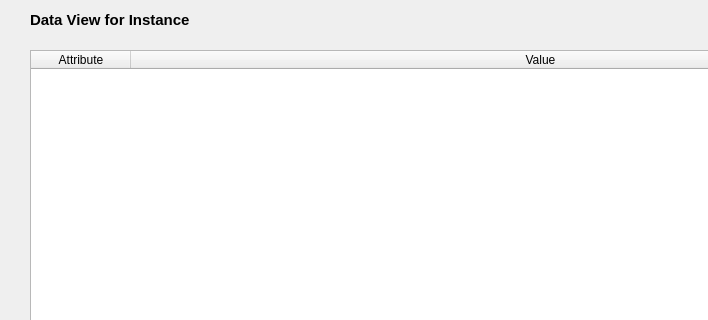
Qt form dialogs/ui/instancedatadialog.ui (sparqlunicorn/sparqlunicornGoesGIS) before a commit; both pictures show x 0 to 708 and y 0 to 320 of the 977 by 465 pixel window.
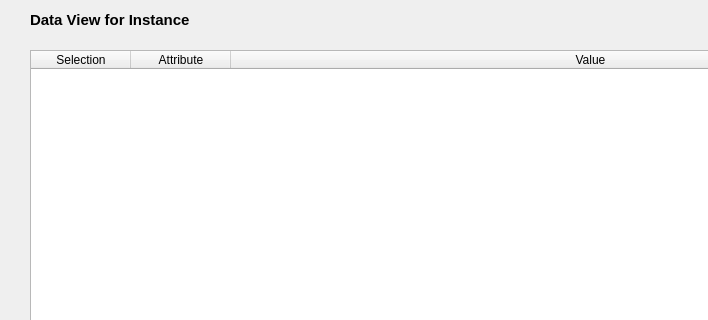
The same form after that commit.

```diff
--- a/dialogs/ui/instancedatadialog.ui
+++ b/dialogs/ui/instancedatadialog.ui
@@ -74,6 +74,9 @@
    <property name="sortingEnabled">
     <bool>true</bool>
    </property>
+   <property name="columnCount">
+    <number>3</number>
+   </property>
    <attribute name="horizontalHeaderCascadingSectionResizes">
     <bool>true</bool>
    </attribute>
@@ -89,6 +92,11 @@
    <attribute name="verticalHeaderStretchLastSection">
     <bool>false</bool>
    </attribute>
+   <column>
+    <property name="text">
+     <string>Selection</string>
+    </property>
+   </column>
    <column>
     <property name="text">
      <string>Attribute</string>
```
